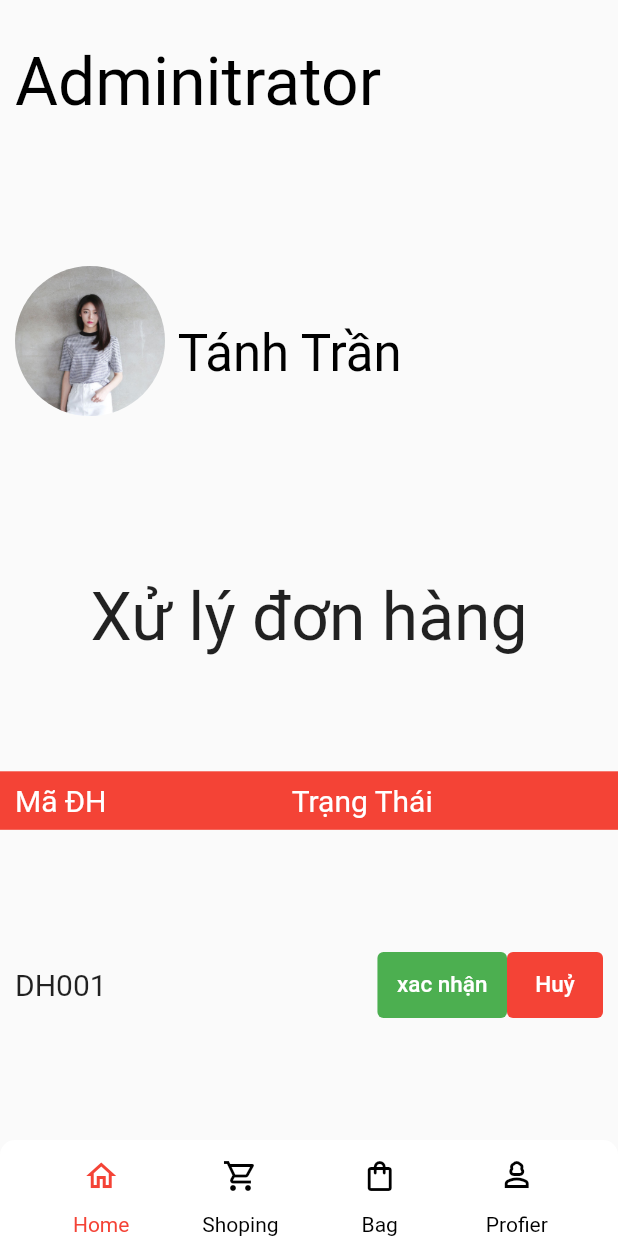
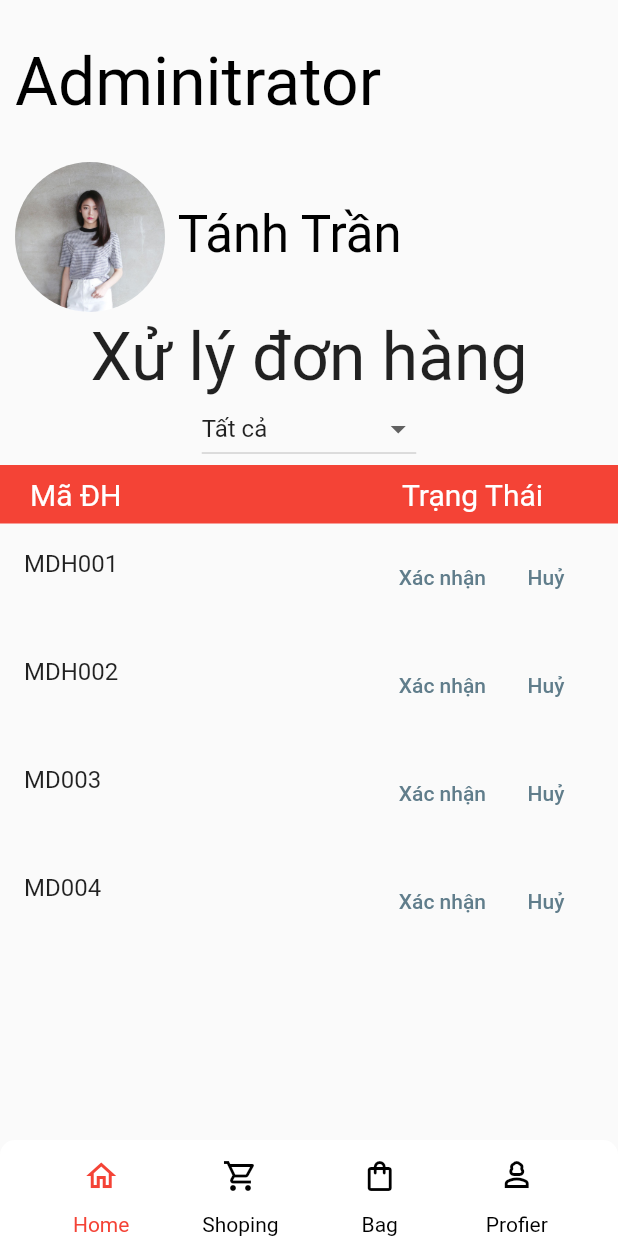
Before and after one commit to HuynhDatIT/DA_flutter_app, a Flutter app: the MainAdmin screen opened directly, on a phone screen of 412 x 824 dp. Run offline on Flutter 3.47's test engine with Material 2 defaults, Android fonts, the phone set to English and light mode, and no system bars; our stand-ins replace card_swiper; network calls fail.

Commit message:
init filter admin

```diff
--- a/ecommer_app/lib/main.dart
+++ b/ecommer_app/lib/main.dart
@@ -40,6 +40,6 @@ class MyHomePage extends StatefulWidget {
 class _MyHomePageState extends State<MyHomePage> {
   @override
   Widget build(BuildContext context) {
-    return LoginView();
+    return MainAdmin();
   }
 }
--- /dev/null
+++ b/ecommer_app/lib/screen/admin/filter_admin.dart
@@ -0,0 +1,292 @@
+import 'package:flutter/material.dart';
+
+class Product {
+  final String id;
+  bool isConfirmed;
+  bool isCanceled;
+  int confirmationCount;
+  int cancellationCount;
+
+  Product(this.id, this.isConfirmed, this.isCanceled, this.confirmationCount,
+      this.cancellationCount);
+}
+
+class Filteradmin extends StatefulWidget {
+  @override
+  _AdminPageState createState() => _AdminPageState();
+}
+
+class _AdminPageState extends State<Filteradmin> {
+  List<Product> products = [
+    Product('MDH001', false, false, 0, 0),
+    Product('MDH002', false, false, 0, 0),
+    Product('MD003', false, false, 0, 0),
+    Product('MD004', false, false, 0, 0),
+    Product('MD005', false, false, 0, 0),
+    Product('MD006', false, false, 0, 0),
+    Product('MD007', false, false, 0, 0),
+    Product('MD008', false, false, 0, 0),
+    Product('MD009', false, false, 0, 0),
+  ];
+
+  List<Product> filteredProducts = [];
+  String filter = 'Tất cả'; // all, confirmed, canceled, notSelected
+
+  @override
+  void initState() {
+    super.initState();
+    filterProducts();
+  }
+
+  void filterProducts() {
+    filteredProducts.clear();
+
+    if (filter == 'Tất cả') {
+      filteredProducts.addAll(products);
+    } else if (filter == 'Đơn đã xác nhận') {
+      filteredProducts.addAll(products.where((product) => product.isConfirmed));
+    } else if (filter == 'Đơn đã huỷ') {
+      filteredProducts.addAll(products.where((product) => product.isCanceled));
+    } else if (filter == 'chưa xử lý') {
+      filteredProducts.addAll(products.where((product) =>
+          product.confirmationCount == 0 && product.cancellationCount == 0));
+    }
+  }
+
+  void toggleConfirmation(int index) {
+    setState(() {
+      final product = filteredProducts[index];
+      if (!product.isConfirmed) {
+        product.isConfirmed = true;
+        product.confirmationCount++;
+      } else {
+        product.isConfirmed = false;
+        product.confirmationCount--;
+      }
+      filterProducts();
+    });
+  }
+
+  void toggleCancellation(int index) {
+    setState(() {
+      final product = filteredProducts[index];
+      if (!product.isCanceled) {
+        product.isCanceled = true;
+        product.cancellationCount++;
+      } else {
+        product.isCanceled = false;
+        product.cancellationCount--;
+      }
+      filterProducts();
+    });
+  }
+
+  void showConfirmationDialog(BuildContext context, int index) {
+    showDialog(
+      context: context,
+      builder: (BuildContext context) {
+        return AlertDialog(
+          title: Text('Thông báo'),
+          content: Text('bạn có muốn xác nhận đơn hàng này không?'),
+          actions: [
+            TextButton(
+              onPressed: () {
+                toggleConfirmation(index);
+                Navigator.of(context).pop();
+              },
+              child: Text('xác nhận'),
+              style: TextButton.styleFrom(
+                  backgroundColor: Colors.green, foregroundColor: Colors.white),
+            ),
+            TextButton(
+              onPressed: () {
+                Navigator.of(context).pop();
+              },
+              child: Text('Huỷ'),
+              style: TextButton.styleFrom(
+                  backgroundColor: Colors.red, foregroundColor: Colors.white),
+            ),
+          ],
+        );
+      },
+    );
+  }
+
+  void showCancellationDialog(BuildContext context, int index) {
+    showDialog(
+      context: context,
+      builder: (BuildContext context) {
+        return AlertDialog(
+          title: Text('Thông báo'),
+          content: Text('Báo có muốn huỷ đơn hàng này không?'),
+          actions: [
+            TextButton(
+              onPressed: () {
+                toggleCancellation(index);
+                Navigator.of(context).pop();
+              },
+              child: Text('xác nhận'),
+              style: TextButton.styleFrom(
+                  backgroundColor: Colors.green, foregroundColor: Colors.white),
+            ),
+            TextButton(
+              onPressed: () {
+                Navigator.of(context).pop();
+              },
+              child: Text('huỷ'),
+              style: TextButton.styleFrom(
+                  backgroundColor: Colors.red, foregroundColor: Colors.white),
+            ),
+          ],
+        );
+      },
+    );
+  }
+
+  @override
+  Widget build(BuildContext context) {
+    return Column(
+      children: [
+        DropdownButton<String>(
+          value: filter,
+          onChanged: (value) {
+            setState(() {
+              filter = value!;
+              filterProducts();
+            });
+          },
+          items: [
+            DropdownMenuItem(
+              value: 'Tất cả',
+              child: Text('Tất cả'),
+            ),
+            DropdownMenuItem(
+              value: 'Đơn đã xác nhận',
+              child: Text('Đơn đã xác nhận'),
+            ),
+            DropdownMenuItem(
+              value: 'Đơn đã huỷ',
+              child: Text('Đơn đã huỷ'),
+            ),
+            DropdownMenuItem(
+              value: 'chưa xử lý',
+              child: Text('chưa xử lý'),
+            ),
+          ],
+        ),
+        Flexible(
+              child: Container(
+                padding: const EdgeInsets.only(bottom: 8, top: 8),
+                width: double.infinity,
+                decoration: const BoxDecoration(color: Colors.red),
+                child: Row(
+                  mainAxisSize: MainAxisSize.min,
+                  mainAxisAlignment: MainAxisAlignment.spaceBetween,
+                  crossAxisAlignment: CrossAxisAlignment.start,
+                  children: const <Widget>[
+                    Padding(
+                      padding: EdgeInsets.only(left: 20),
+                      child: Text(
+                        'Mã ĐH',
+                        style: TextStyle(color: Colors.white, fontSize: 20),
+                        // textAlign: TextAlign.start,
+                      ),
+                    ),
+                    Padding(
+                      padding: EdgeInsets.only(right: 50),
+                      child: Text(
+                        'Trạng Thái',
+                        style: TextStyle(color: Colors.white, fontSize: 20),
+                      ),
+                    ),
+                  ],
+                ),
+              ),
+            ),
+        Container(
+          height: 300,
+          child: Expanded(
+            child: ListView.builder(
+              itemCount: filteredProducts.length,
+              itemBuilder: (context, index) {
+                final product = filteredProducts[index];
+
+                return ListTile(
+                  title: Text(product.id),
+                  subtitle: Row(
+                    children: [
+                      Visibility(
+                        visible: product.isConfirmed,
+                        child: Text('Đã xác nhận (${product.confirmationCount})'),
+                      ),
+                      SizedBox(width: 8),
+                      Visibility(
+                        visible: product.isCanceled,
+                        child: Text('Đã huỷ (${product.cancellationCount})'),
+                      ),
+                    ],
+                  ),
+                  trailing: Row(
+                    mainAxisSize: MainAxisSize.min,
+                    children: [
+                      TextButton(
+                        onPressed: product.isConfirmed
+                            ? null
+                            : () => showConfirmationDialog(context, index),
+                        style: ButtonStyle(
+                          backgroundColor:
+                              MaterialStateProperty.resolveWith<Color?>(
+                            (Set<MaterialState> states) {
+                              if (states.contains(MaterialState.pressed)) {
+                                return Colors.green.withOpacity(1);
+                              } else if (states
+                                  .contains(MaterialState.disabled)) {
+                                return Colors.green.withOpacity(1);
+                              }
+                              return product.isConfirmed ? Colors.green : null;
+                            },
+                          ),
+                        ),
+                        child: Text(
+                          'Xác nhận',
+                          style: TextStyle(
+                            color: product.isConfirmed ? Colors.white : null,
+                          ),
+                        ),
+                      ),
+                      TextButton(
+                        onPressed: product.isCanceled
+                            ? null
+                            : () => showCancellationDialog(context, index),
+                        style: ButtonStyle(
+                          backgroundColor:
+                              MaterialStateProperty.resolveWith<Color?>(
+                            (Set<MaterialState> states) {
+                              if (states.contains(MaterialState.pressed)) {
+                                return Colors.red.withOpacity(1);
+                              } else if (states
+                                  .contains(MaterialState.disabled)) {
+                                return Colors.red.withOpacity(1);
+                              }
+                              return product.isCanceled ? Colors.red : null;
+                            },
+                          ),
+                        ),
+                        child: Text(
+                          'Huỷ',
+                          style: TextStyle(
+                            color: product.isCanceled ? Colors.white : null,
+                          ),
+                        ),
+                      ),
+                    ],
+                  ),
+                );
+              },
+            ),
+          ),
+        ),
+      ],
+    );
+  }
+}
--- a/ecommer_app/lib/screen/admin/mainAdmin.dart
+++ b/ecommer_app/lib/screen/admin/mainAdmin.dart
@@ -1,4 +1,5 @@
 import 'package:ecommer_app/common/bottom.dart';
+import 'package:ecommer_app/screen/admin/filter_admin.dart';
 import 'package:flutter/material.dart';
 
 class MainAdmin extends StatefulWidget {
@@ -48,7 +49,7 @@ class _MainAdminState extends State<MainAdmin> {
                   Text('Tánh Trần ',
                       textAlign: TextAlign.end,
                       style: TextStyle(
-                          height: 2, fontSize: 34, color: Colors.black)),
+                          height: 1, fontSize: 34, color: Colors.black)),
                 ],
               ),
             ),
@@ -61,124 +62,12 @@ class _MainAdminState extends State<MainAdmin> {
                   style: TextStyle(
                       // fontFamily: 'Readex Pro',
                       fontSize: 44,
-                      height: 2),
+                      height: 1),
                 ),
               ],
             ),
-            Flexible(
-              child: Container(
-                padding: const EdgeInsets.only(bottom: 8, top: 8),
-                width: double.infinity,
-                decoration: const BoxDecoration(color: Colors.red),
-                child: Row(
-                  mainAxisSize: MainAxisSize.min,
-                  mainAxisAlignment: MainAxisAlignment.spaceBetween,
-                  crossAxisAlignment: CrossAxisAlignment.start,
-                  children: const <Widget>[
-                    Padding(
-                      padding: EdgeInsetsDirectional.fromSTEB(10, 0, 0, 0),
-                      child: Text(
-                        'Mã ĐH',
-                        style: TextStyle(color: Colors.white, fontSize: 20),
-                        // textAlign: TextAlign.start,
-                      ),
-                    ),
-                    Text(
-                      'Trạng Thái',
-                      style: TextStyle(color: Colors.white, fontSize: 20),
-                    ),
-                    Text(
-                      '',
-                      style: TextStyle(color: Colors.red),
-                    ),
-                  ],
-                ),
-              ),
-            ),
-            ListView(
-              padding: EdgeInsets.fromLTRB(10, 10, 10, 10),
-              shrinkWrap: true,
-              scrollDirection: Axis.vertical,
-              children: [
-                Row(
-                  mainAxisSize: MainAxisSize.max,
-                  mainAxisAlignment: MainAxisAlignment.spaceBetween,
-                  children: <Widget>[
-                    Padding(
-                      padding: const EdgeInsets.only(left: 0),
-                      child: Text(
-                        'DH001',
-                        style: TextStyle(
-                          fontSize: 20,
-                          // fontStyle: FontStyle.italic
-                        ),
-                      ),
-                    ),
-                    Row(
-                      mainAxisSize: MainAxisSize.max,
-                      mainAxisAlignment: MainAxisAlignment.spaceEvenly,
-                      children: [
-                        TextButton(
-                          style: TextButton.styleFrom(
-                              backgroundColor: Colors.green),
-                          child: const Padding(
-                            padding: EdgeInsets.all(5),
-                            child: Text(
-                              'xac nhận',
-                              style: TextStyle(
-                                color: Colors.white,
-                                fontSize: 15,
-                              ),
-                            ),
-                          ),
-                          onPressed: () => {},
-                        ),
-                        TextButton(
-                          style:
-                              TextButton.styleFrom(backgroundColor: Colors.red),
-                          child: const Padding(
-                            padding: EdgeInsets.all(5),
-                            child: Text(
-                              'Huỷ',
-                              style: TextStyle(
-                                color: Colors.white,
-                                fontSize: 15,
-                              ),
-                            ),
-                          ),
-                          onPressed: () => showDialog(
-                              context: context,
-                              builder: (BuildContext context) => AlertDialog(
-                                    title: const Text('Thông báo'),
-                                    content: const Text(
-                                        'Bạn có muốn huỷ đơn hàng này không'),
-                                    actions: <Widget>[
-                                      TextButton(
-                                        onPressed: () =>
-                                            Navigator.pop(context, 'Xác nhận'),
-                                        child: const Text('Xác Nhận'),
-                                        style: TextButton.styleFrom(
-                                            backgroundColor: Colors.green,
-                                            foregroundColor: Colors.white),
-                                      ),
-                                      TextButton(
-                                        onPressed: () =>
-                                            Navigator.pop(context, 'Huỷ'),
-                                        child: const Text('Huỷ'),
-                                        style: TextButton.styleFrom(
-                                            backgroundColor: Colors.red,
-                                            foregroundColor: Colors.white),
-                                      )
-                                    ],
-                                  )),
-                        ),
-                      ],
-                    ),
-                  ],
-                ),
-              ],
-            ),
-            BottomCustom()
+            Expanded(child: Filteradmin()),
+            BottomCustom(),
           ],
         ),
       ),
```
Also changed, not shown: 6 other files.
